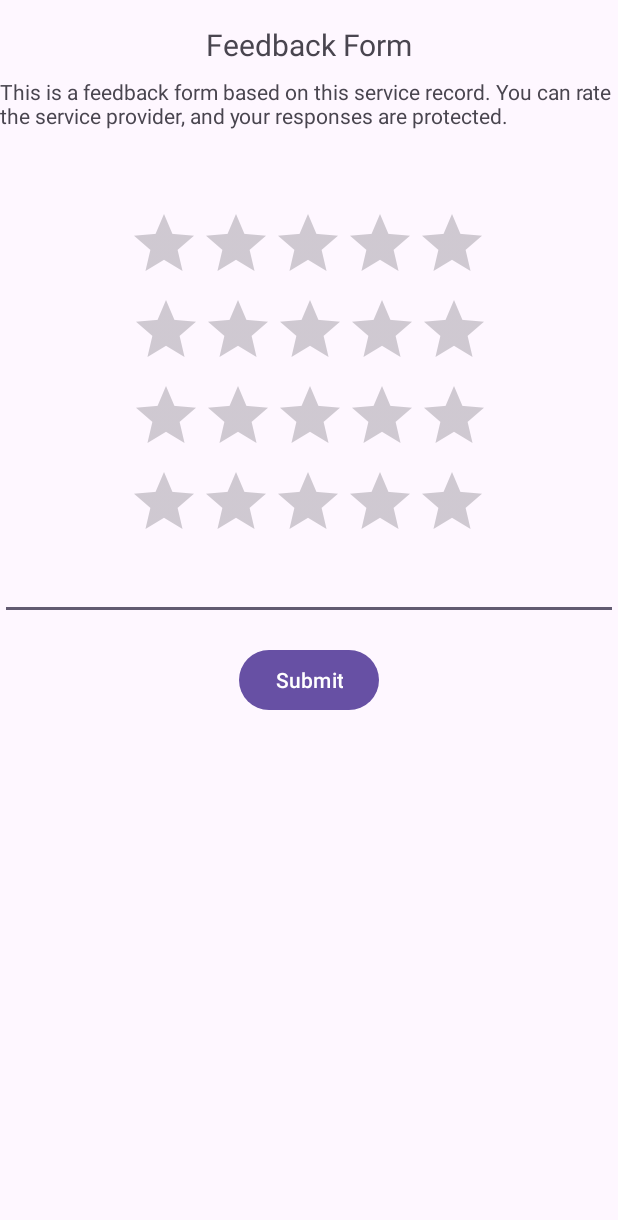
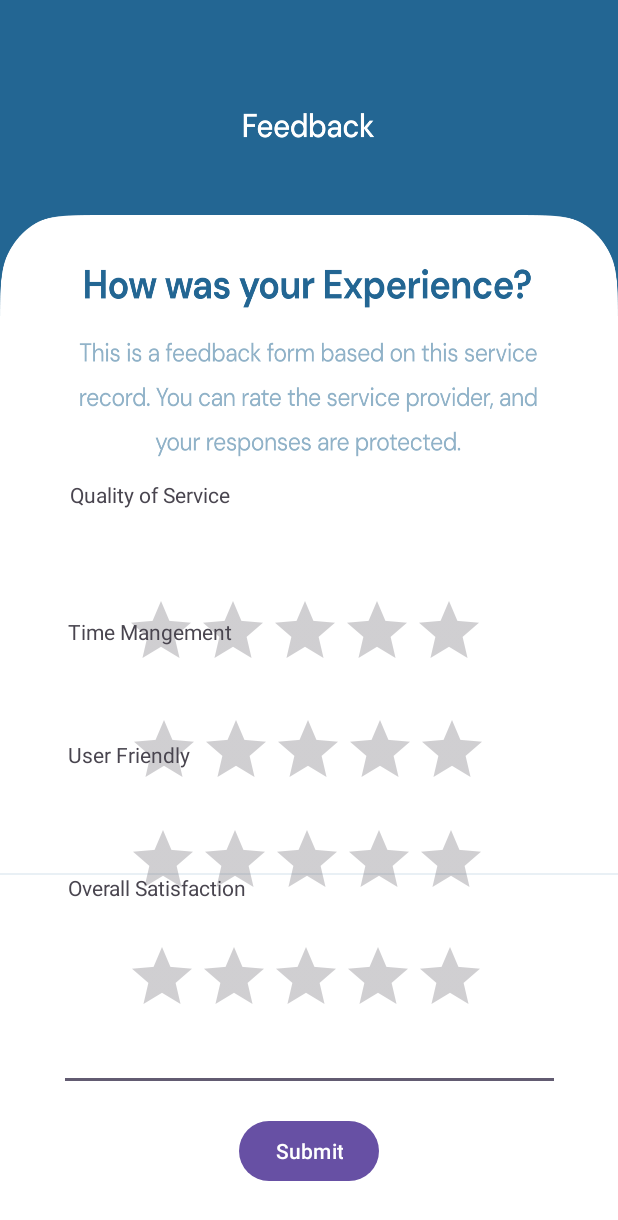
Before and after one commit to Vihitha-Wijerathne/Task-Buddy, an Android app: the layout activity_feedback_form.xml on its own in the app's theme, with its tools: preview values and no code run, on a phone screen of 412 x 824 dp. Shown: the top 1220 px of the screen. Run offline under Robolectric (Android 15) with nearby library versions, the phone set to English and light mode, and no system bars.

Commit message:
UI2 Commit

```diff
--- a/app/src/main/java/com/example/taskbuddy/HomeFragment.kt
+++ b/app/src/main/java/com/example/taskbuddy/HomeFragment.kt
@@ -12,6 +12,7 @@ import android.widget.Button
 import android.widget.ImageView
 import androidx.lifecycle.findViewTreeViewModelStoreOwner
 import com.example.taskbuddy.Adapter.CreditCard
+import com.example.taskbuddy.Feedback.FeedbackForm
 import com.example.taskbuddy.Payment.ConfirmPaymentActivity
 import com.example.taskbuddy.Search.PlumberSearch
 
@@ -50,7 +51,7 @@ class HomeFragment : Fragment() {
         }
 
         feedbackbtn.setOnClickListener {
-            val intent = Intent(requireContext(), PlumberSearch::class.java)
+            val intent = Intent(requireContext(), FeedbackForm::class.java)
             startActivity(intent)
         }
 
--- a/app/src/main/res/layout/activity_feedback_form.xml
+++ b/app/src/main/res/layout/activity_feedback_form.xml
@@ -5,72 +5,55 @@
     xmlns:tools="http://schemas.android.com/tools"
     android:layout_width="match_parent"
     android:layout_height="match_parent"
+    android:background="@drawable/feedbackback"
     tools:context=".Feedback.FeedbackForm">
-
-<TextView
-    android:id="@+id/titleTextView"
-    android:layout_width="wrap_content"
-    android:layout_height="wrap_content"
-    android:text="Feedback Form"
-    android:textSize="20sp"
-    app:layout_constraintTop_toTopOf="parent"
-    app:layout_constraintStart_toStartOf="parent"
-    app:layout_constraintEnd_toEndOf="parent"
-    android:layout_marginTop="16dp"/>
-
-<TextView
-    android:id="@+id/instructionsTextView"
-    android:layout_width="wrap_content"
-    android:layout_height="wrap_content"
-    android:text="This is a feedback form based on this service record. You can rate the service provider, and your responses are protected."
-    app:layout_constraintTop_toBottomOf="@+id/titleTextView"
-    app:layout_constraintStart_toStartOf="parent"
-    app:layout_constraintEnd_toEndOf="parent"
-    android:layout_marginTop="8dp"/>
 
     <RatingBar
         android:id="@+id/serviceRatingBar"
-        android:layout_width="wrap_content"
-        android:layout_height="wrap_content"
-        android:layout_marginTop="52dp"
+        android:layout_width="242dp"
+        android:layout_height="47dp"
+        android:layout_marginBottom="380dp"
+        app:layout_constraintBottom_toBottomOf="parent"
         app:layout_constraintEnd_toEndOf="parent"
-        app:layout_constraintHorizontal_bias="0.497"
+        app:layout_constraintHorizontal_bias="0.491"
         app:layout_constraintStart_toStartOf="parent"
-        app:layout_constraintTop_toBottomOf="@+id/instructionsTextView" />
+        tools:ignore="MissingConstraints" />
 
     <RatingBar
         android:id="@+id/timeManagementRatingBar"
-        android:layout_width="wrap_content"
-        android:layout_height="wrap_content"
+        android:layout_width="240dp"
+        android:layout_height="45dp"
+        android:layout_marginTop="32dp"
         app:layout_constraintEnd_toEndOf="parent"
-        app:layout_constraintHorizontal_bias="0.502"
+        app:layout_constraintHorizontal_bias="0.497"
         app:layout_constraintStart_toStartOf="parent"
         app:layout_constraintTop_toBottomOf="@+id/serviceRatingBar" />
 
     <RatingBar
         android:id="@+id/userFriendlinessRatingBar"
-        android:layout_width="wrap_content"
-        android:layout_height="wrap_content"
+        android:layout_width="243dp"
+        android:layout_height="46dp"
+        android:layout_marginTop="28dp"
         app:layout_constraintEnd_toEndOf="parent"
-        app:layout_constraintHorizontal_bias="0.502"
         app:layout_constraintStart_toStartOf="parent"
         app:layout_constraintTop_toBottomOf="@+id/timeManagementRatingBar" />
 
     <RatingBar
         android:id="@+id/overallSatisfactionRatingBar"
-        android:layout_width="wrap_content"
-        android:layout_height="wrap_content"
+        android:layout_width="241dp"
+        android:layout_height="46dp"
+        android:layout_marginTop="32dp"
         app:layout_constraintEnd_toEndOf="parent"
-        app:layout_constraintHorizontal_bias="0.497"
+        app:layout_constraintHorizontal_bias="0.494"
         app:layout_constraintStart_toStartOf="parent"
         app:layout_constraintTop_toBottomOf="@+id/userFriendlinessRatingBar" />
 
     <EditText
         android:id="@+id/commentsEditText"
-        android:layout_width="0dp"
-        android:layout_height="wrap_content"
+        android:layout_width="334dp"
+        android:layout_height="42dp"
+        android:layout_marginTop="12dp"
         app:layout_constraintEnd_toEndOf="parent"
-        app:layout_constraintHorizontal_bias="1.0"
         app:layout_constraintStart_toStartOf="parent"
         app:layout_constraintTop_toBottomOf="@+id/overallSatisfactionRatingBar" />
 
@@ -78,10 +61,58 @@
         android:id="@+id/submitButton"
         android:layout_width="wrap_content"
         android:layout_height="wrap_content"
+        android:layout_marginTop="16dp"
         android:text="Submit"
-    app:layout_constraintTop_toBottomOf="@+id/commentsEditText"
+        app:layout_constraintEnd_toEndOf="parent"
         app:layout_constraintStart_toStartOf="parent"
+        app:layout_constraintTop_toBottomOf="@+id/commentsEditText" />
+
+    <TextView
+        android:id="@+id/textView6"
+        android:layout_width="wrap_content"
+        android:layout_height="wrap_content"
+        android:text="Quality of Service "
+        app:layout_constraintBottom_toBottomOf="parent"
         app:layout_constraintEnd_toEndOf="parent"
-    android:layout_marginTop="16dp"/>
+        app:layout_constraintHorizontal_bias="0.154"
+        app:layout_constraintStart_toStartOf="parent"
+        app:layout_constraintTop_toTopOf="parent"
+        app:layout_constraintVertical_bias="0.398" />
+
+    <TextView
+        android:id="@+id/textView7"
+        android:layout_width="wrap_content"
+        android:layout_height="wrap_content"
+        android:text="Time Mangement "
+        app:layout_constraintBottom_toBottomOf="parent"
+        app:layout_constraintEnd_toEndOf="parent"
+        app:layout_constraintHorizontal_bias="0.151"
+        app:layout_constraintStart_toStartOf="parent"
+        app:layout_constraintTop_toTopOf="parent"
+        app:layout_constraintVertical_bias="0.511" />
+
+    <TextView
+        android:id="@+id/textView8"
+        android:layout_width="wrap_content"
+        android:layout_height="wrap_content"
+        android:text="User Friendly "
+        app:layout_constraintBottom_toBottomOf="parent"
+        app:layout_constraintEnd_toEndOf="parent"
+        app:layout_constraintHorizontal_bias="0.138"
+        app:layout_constraintStart_toStartOf="parent"
+        app:layout_constraintTop_toTopOf="parent"
+        app:layout_constraintVertical_bias="0.613" />
+
+    <TextView
+        android:id="@+id/textView9"
+        android:layout_width="wrap_content"
+        android:layout_height="wrap_content"
+        android:text="Overall Satisfaction "
+        app:layout_constraintBottom_toBottomOf="parent"
+        app:layout_constraintEnd_toEndOf="parent"
+        app:layout_constraintHorizontal_bias="0.157"
+        app:layout_constraintStart_toStartOf="parent"
+        app:layout_constraintTop_toTopOf="parent"
+        app:layout_constraintVertical_bias="0.723" />
 
 </androidx.constraintlayout.widget.ConstraintLayout>
--- a/app/src/main/res/layout/activity_welcome_page.xml
+++ b/app/src/main/res/layout/activity_welcome_page.xml
@@ -10,39 +10,31 @@
         android:id="@+id/welcomepage_signupbtn"
         android:layout_width="wrap_content"
         android:layout_height="wrap_content"
-        android:layout_marginStart="84dp"
-        android:layout_marginTop="150dp"
-        android:layout_marginEnd="232dp"
-        android:layout_marginBottom="120dp"
         android:text="sign up"
-        app:layout_constraintBottom_toTopOf="@+id/WelcomePage_signinbtn"
+        app:layout_constraintBottom_toBottomOf="parent"
         app:layout_constraintEnd_toEndOf="parent"
         app:layout_constraintStart_toStartOf="parent"
-        app:layout_constraintTop_toTopOf="parent" />
+        app:layout_constraintTop_toTopOf="parent"
+        app:layout_constraintVertical_bias="0.327" />
 
     <Button
         android:id="@+id/WelcomePage_signinbtn"
         android:layout_width="wrap_content"
         android:layout_height="wrap_content"
-        android:layout_marginStart="86dp"
-        android:layout_marginEnd="235dp"
+        android:layout_marginTop="28dp"
         android:text="sign in"
         app:layout_constraintEnd_toEndOf="parent"
-        app:layout_constraintHorizontal_bias="1.0"
         app:layout_constraintStart_toStartOf="parent"
-        tools:layout_editor_absoluteY="429dp" />
+        app:layout_constraintTop_toBottomOf="@+id/welcomepage_signupbtn" />
 
     <Button
         android:id="@+id/welcompage_servicesignup"
         android:layout_width="wrap_content"
         android:layout_height="wrap_content"
-        android:layout_marginStart="86dp"
-        android:layout_marginTop="162dp"
-        android:layout_marginEnd="181dp"
-        android:layout_marginBottom="155dp"
         android:text="serivce sign up"
         app:layout_constraintBottom_toBottomOf="parent"
         app:layout_constraintEnd_toEndOf="parent"
         app:layout_constraintStart_toStartOf="parent"
-        app:layout_constraintTop_toBottomOf="@+id/WelcomePage_signinbtn" />
+        app:layout_constraintTop_toBottomOf="@+id/WelcomePage_signinbtn"
+        app:layout_constraintVertical_bias="0.113" />
 </androidx.constraintlayout.widget.ConstraintLayout>
```
Also changed, not shown: app/src/main/res/drawable/feedbackback.png (added). Lines whose indentation alone changed are shown as unchanged.
